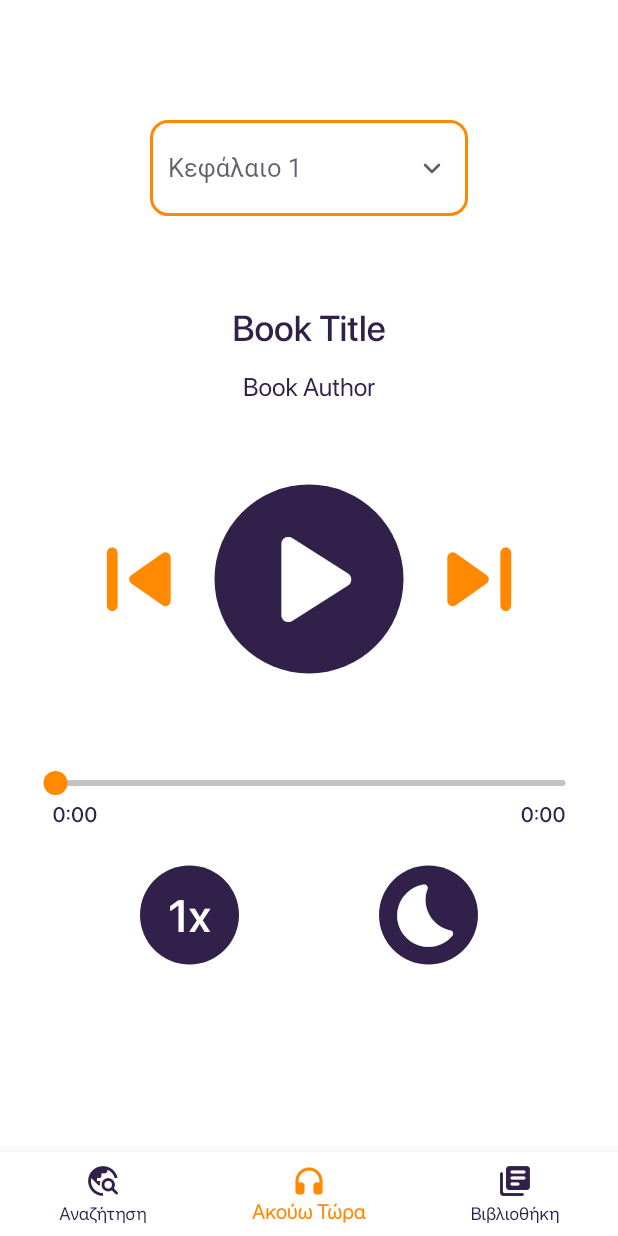
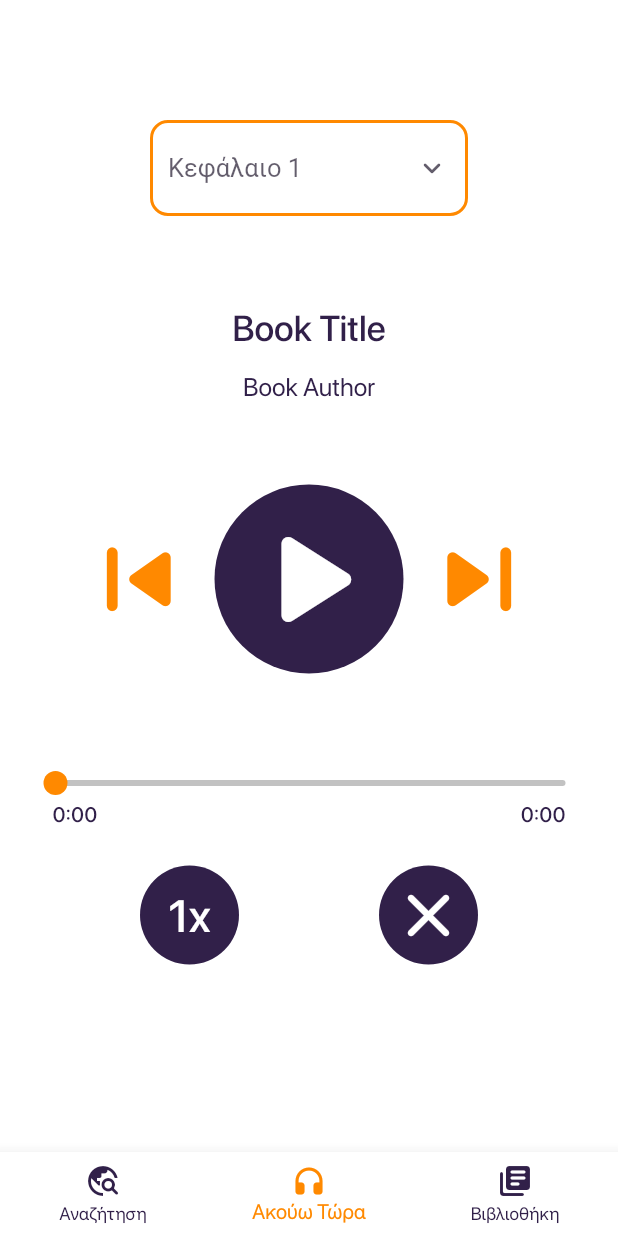
Before and after one commit to Stellapist/audioblink, a Flutter app: the screen it shows after launch, item 2 of the bottom bar chosen, after a tap on the "bedtime" icon, on a phone screen of 412 x 824 dp. Run offline on Flutter 3.47's test engine with Material 2 defaults, Android fonts, the phone set to English and light mode, and no system bars; drawn by our look-alikes of audio_video_progress_bar; our stand-ins replace just_audio, rxdart; missing offline and left inert: duration_picker.

Commit message:
timer complete with messages

```diff
--- a/lib/main.dart
+++ b/lib/main.dart
@@ -200,13 +200,11 @@ class _SearchTabState extends State<SearchTab> {
                     ],
                   ),
                 )
-              : Stack(
-              children: [
+              : Stack(children: [
                   Container(
                     padding: const EdgeInsets.only(top: 40),
                     child: Misc.sectionTitle(
-                        selectedCategory,
-                        MainAxisAlignment.center),
+                        selectedCategory, MainAxisAlignment.center),
                   ),
                   Positioned(
                     top: 30,
@@ -368,9 +366,11 @@ class PlayerTab extends StatefulWidget {
 
 class _PlayerTabState extends State<PlayerTab> {
   AudioPlayer audioPlayer = AudioPlayer();
+  int hr = 0, mins = 0, secs = 0;
+  int sleep = 0;
 
-  Timer scheduleSleep(int mins) => Timer(Duration(minutes: mins), handleSleep);
-  Duration sleep = const Duration(hours: 0, minutes: 0);
+  late Timer showMessage;
+
   int sleepInMins = 0;
 
   var chapters = [
@@ -433,7 +433,8 @@ class _PlayerTabState extends State<PlayerTab> {
   Widget build(BuildContext context) {
     return Container(
       color: myScheme.background,
-      child: Column(children: [
+      child: Stack(children: [
+        Column(children: [
           Container(
             padding: const EdgeInsets.symmetric(vertical: 50, horizontal: 100),
             margin: const EdgeInsets.only(top: 30),
@@ -525,7 +526,7 @@ class _PlayerTabState extends State<PlayerTab> {
             ]),
           ),
           Container(
-            margin: const EdgeInsets.symmetric(horizontal: 35, vertical: 25),
+              padding: const EdgeInsets.symmetric(horizontal: 35, vertical: 25),
               child: _progressBar()),
           Row(
             mainAxisAlignment: MainAxisAlignment.spaceEvenly,
@@ -542,26 +543,86 @@ class _PlayerTabState extends State<PlayerTab> {
                   iconSize: 50,
                   color: myScheme.background,
                   onPressed: () async {
+                    if (sleep == 0) {
                       var resDur = await showDurationPicker(
                         context: context,
                         initialTime: const Duration(minutes: 30),
                         baseUnit: BaseUnit.minute,
                       );
                       if (resDur != null) {
-                    scheduleSleep(resDur.inMinutes);
+                        setState(() {
+                          sleep = -1;
+                        });
                         int hr = resDur.inHours;
                         int mins = (resDur.inMinutes - (hr * 60));
                         ScaffoldMessenger.of(context).showSnackBar(SnackBar(
                           content: hr > 0
                               ? Text(
-                                'Sleep timer set for $hr hours and $mins minutes.')
-                            : Text('Sleep timer set for $mins minutes.')));
+                                  'Sleep timer set for $hr hours and $mins minutes.',
+                                  style: TextStyle(
+                                      color: myScheme.background, fontSize: 15),
+                                )
+                              : Text(
+                                  'Sleep timer set for $mins minutes.',
+                                  style: TextStyle(
+                                      color: myScheme.background, fontSize: 15),
+                                ),
+                          duration: const Duration(seconds: 1),
+                          backgroundColor: myScheme.primary,
+                        ));
+                        sleep = resDur.inSeconds;
+                        startTimer();
+                      } else {
+                        showMessage.cancel();
+                      }
+                    } else {
+                      setState(() {
+                        sleep = 0;
+                        (showMessage.cancel());
+                      });
+                      ScaffoldMessenger.of(context).showSnackBar(SnackBar(
+                        content: Text(
+                          'Timer cancelled.',
+                          style: TextStyle(
+                              color: myScheme.background, fontSize: 15),
+                        ),
+                        duration: const Duration(seconds: 1),
+                        backgroundColor: myScheme.primary,
+                      ));
                     }
                   },
-                icon: const Icon(Icons.bedtime_rounded),
+                  icon: sleep != 0
+                      ? const Icon(Icons.close_rounded)
+                      : const Icon(Icons.bedtime_rounded),
                 ),
               ),
             ],
+          ),
+        ]),
+        Positioned(
+          bottom: 0,
+          right: 0,
+          left: 0,
+          child: Container(
+            padding: const EdgeInsets.symmetric(horizontal: 25, vertical: 14),
+            color: sleep > 0 ? myScheme.secondary : myScheme.background,
+            child: hr > 0
+                ? Text(
+                    'Sleep timer ends in $hr hours, $mins minutes and $secs seconds.',
+                    style: TextStyle(color: myScheme.background, fontSize: 15),
+                  )
+                : mins > 0
+                    ? Text(
+                        'Sleep timer ends in $mins minutes and $secs seconds.',
+                        style:
+                            TextStyle(color: myScheme.background, fontSize: 15),
+                      )
+                    : Text(
+                        'Sleep timer ends in $secs seconds.',
+                        style:
+                            TextStyle(color: myScheme.background, fontSize: 15),
+                      ),
+          ),
         ),
       ]),
     );
@@ -679,6 +740,22 @@ class _PlayerTabState extends State<PlayerTab> {
 
   void nextTrack() {}
 
+  void startTimer() {
+    showMessage = Timer.periodic(const Duration(seconds: 1), (timer) {
+      setState(() {
+        if (sleep > 0) {
+          hr = sleep ~/ 3600;
+          mins = (sleep ~/ 60 - (hr * 60));
+          secs = (sleep - ((hr * 3600) + (mins * 60)));
+          sleep--;
+        } else {
+          handleSleep();
+          showMessage.cancel();
+        }
+      });
+    });
+  }
+
   Future<void> handleSleep() async {
     while (audioPlayer.volume > 0) {
       audioPlayer.setVolume(audioPlayer.volume - 0.01);
```
Lines whose indentation alone changed are shown as unchanged.
